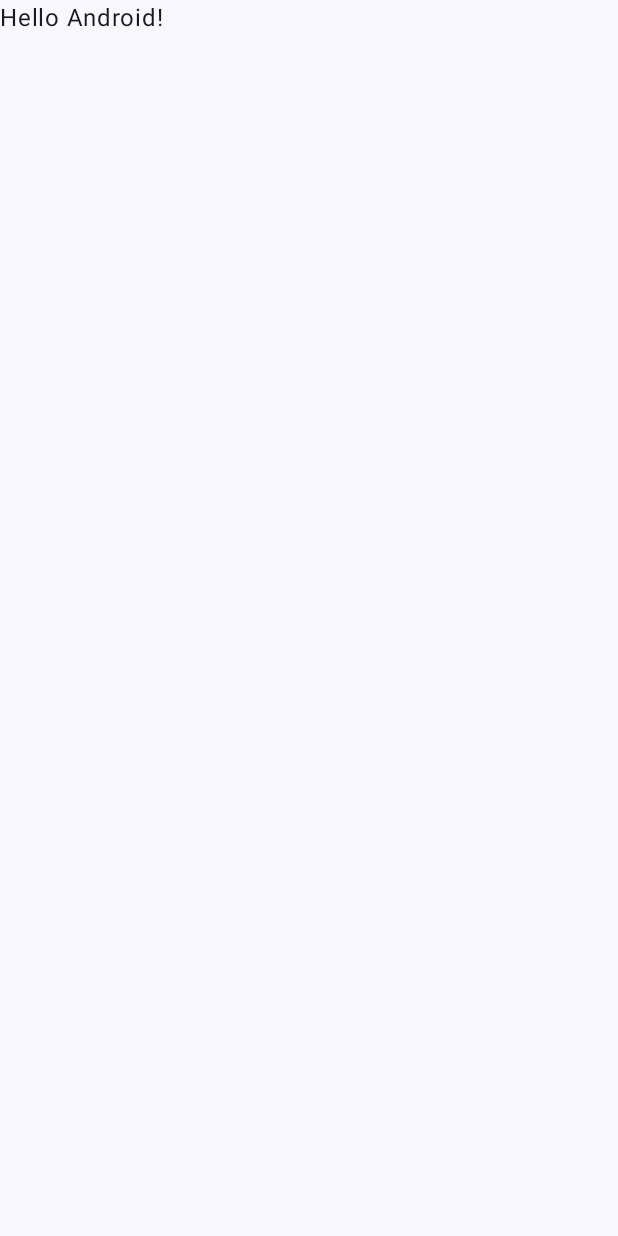
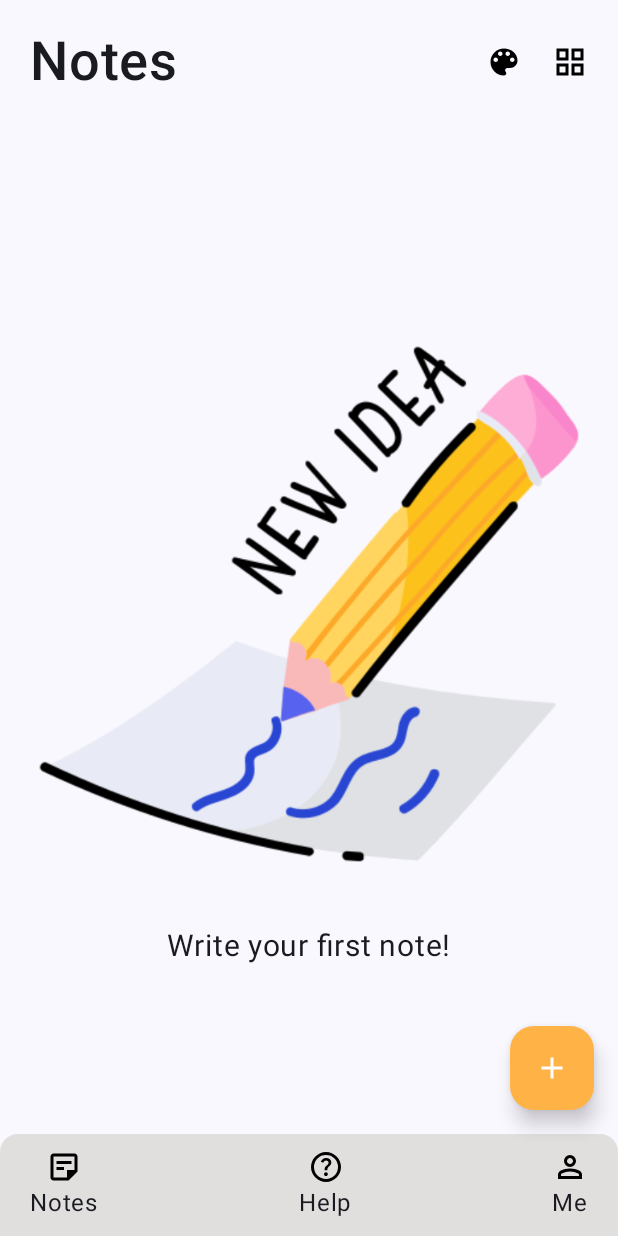
Before and after one commit to rahulbodh/ColorfulToDo, an Android app built with Jetpack Compose: the screen it shows after launch (MainActivity), on a phone screen of 412 x 824 dp. Before the commit the screen is almost empty. Run offline under Robolectric (Android 15) with nearby library versions, the phone set to English and light mode, and no system bars.

Commit message:
Created HomeScreen

```diff
--- a/app/src/main/java/com/example/colorfultodo/MainActivity.kt
+++ b/app/src/main/java/com/example/colorfultodo/MainActivity.kt
@@ -12,6 +12,7 @@ import androidx.compose.runtime.Composable
 import androidx.compose.ui.Modifier
 import androidx.compose.ui.tooling.preview.Preview
 import com.example.colorfultodo.ui.theme.ColorfulToDoTheme
+import com.example.colorfultodo.view.HomeScreen
 
 class MainActivity : ComponentActivity() {
     override fun onCreate(savedInstanceState: Bundle?) {
@@ -20,28 +21,9 @@ class MainActivity : ComponentActivity() {
         setContent {
             ColorfulToDoTheme {
                 Scaffold(modifier = Modifier.fillMaxSize()) { innerPadding ->
-                    Greeting(
-                        name = "Android",
-                        modifier = Modifier.padding(innerPadding)
-                    )
+                   HomeScreen()
                 }
             }
         }
     }
 }
-
-@Composable
-fun Greeting(name: String, modifier: Modifier = Modifier) {
-    Text(
-        text = "Hello $name!",
-        modifier = modifier
-    )
-}
-
-@Preview(showBackground = true)
-@Composable
-fun GreetingPreview() {
-    ColorfulToDoTheme {
-        Greeting("Android")
-    }
-}
--- /dev/null
+++ b/app/src/main/java/com/example/colorfultodo/model/BottomBarModel.kt
@@ -0,0 +1,6 @@
+package com.example.colorfultodo.model
+
+data class BottomBarModel(
+    val img: Int,
+    val text: String
+)
--- a/app/src/main/java/com/example/colorfultodo/ui/theme/Color.kt
+++ b/app/src/main/java/com/example/colorfultodo/ui/theme/Color.kt
@@ -9,3 +9,15 @@ val Pink80 = Color(0xFFEFB8C8)
 val Purple40 = Color(0xFF6650a4)
 val PurpleGrey40 = Color(0xFF625b71)
 val Pink40 = Color(0xFF7D5260)
+
+//screen colors
+val darkGray = Color(0xFF222222)
+val red = Color(0xFFff0000)
+val green = Color(0xFF00ff00)
+val blue = Color(0xFF0000ff)
+val yellow = Color(0xFFffff00)
+val pink = Color(0xFFff00ff)
+val violet = Color(0xFFee82ee)
+val dark_violet = Color(0xFF8b008b)
+val rose = Color(0xFFff007f)
+val gray_white = Color(0xFFE1DEDE)
--- /dev/null
+++ b/app/src/main/java/com/example/colorfultodo/view/HomeScreen.kt
@@ -0,0 +1,113 @@
+package com.example.colorfultodo.view
+
+import androidx.compose.foundation.Image
+import androidx.compose.foundation.background
+import androidx.compose.foundation.layout.Arrangement
+import androidx.compose.foundation.layout.Box
+import androidx.compose.foundation.layout.Column
+import androidx.compose.foundation.layout.Row
+import androidx.compose.foundation.layout.Spacer
+import androidx.compose.foundation.layout.fillMaxSize
+import androidx.compose.foundation.layout.fillMaxWidth
+import androidx.compose.foundation.layout.height
+import androidx.compose.foundation.layout.padding
+import androidx.compose.foundation.layout.size
+import androidx.compose.foundation.layout.width
+import androidx.compose.foundation.layout.wrapContentHeight
+import androidx.compose.foundation.shape.RoundedCornerShape
+import androidx.compose.material.icons.Icons
+import androidx.compose.material.icons.filled.Add
+import androidx.compose.material3.FloatingActionButton
+import androidx.compose.material3.FloatingActionButtonDefaults
+import androidx.compose.material3.Icon
+import androidx.compose.material3.Scaffold
+import androidx.compose.material3.Text
+import androidx.compose.runtime.Composable
+import androidx.compose.ui.Alignment
+import androidx.compose.ui.Modifier
+import androidx.compose.ui.graphics.Color
+import androidx.compose.ui.res.painterResource
+import androidx.compose.ui.text.font.FontWeight
+import androidx.compose.ui.tooling.preview.Preview
+import androidx.compose.ui.unit.dp
+import androidx.compose.ui.unit.sp
+import com.example.colorfultodo.R
+import com.example.colorfultodo.model.BottomBarModel
+import com.example.colorfultodo.ui.theme.gray_white
+
+@Preview
+@Composable
+fun HomeScreen() {
+    Scaffold (
+        Modifier,
+        topBar = {
+            Row(
+                Modifier.fillMaxWidth()
+                    .padding(horizontal = 20.dp)
+                    .padding(vertical = 20.dp),
+                verticalAlignment = Alignment.CenterVertically
+            ) {
+                Text(text = "Notes", modifier = Modifier, fontWeight = FontWeight.W600, fontSize = 36.sp)
+                Spacer(modifier = Modifier.weight(1f))
+                Row {
+                    Image( painter = painterResource(id = R.drawable.baseline_color_lens_24),
+                        contentDescription = null)
+                    Spacer(modifier = Modifier.width(20.dp))
+                    Image( painter = painterResource(id = R.drawable.outline_grid_view_24),
+                        contentDescription = null)
+                }
+            }
+
+        },
+        bottomBar = {
+            val data = listOf(
+                BottomBarModel(R.drawable.outline_sticky_note_2_24 , "Notes"),
+                BottomBarModel(R.drawable.outline_help_24 , "Help"),
+                BottomBarModel(R.drawable.outline_person_24 , "Me")
+            )
+            Row (Modifier.fillMaxWidth()
+                .wrapContentHeight()
+                .background(color = gray_white, shape = RoundedCornerShape(topStart = 12.dp , topEnd = 12.dp))
+                .padding(vertical = 10.dp , horizontal = 20.dp),
+                horizontalArrangement = Arrangement.SpaceBetween
+            ){
+                data.forEach {
+                    Column (
+                        Modifier,
+                        horizontalAlignment = Alignment.CenterHorizontally
+                    ){
+                        Image(
+                            painter = painterResource(id = it.img),
+                            contentDescription = null
+                        )
+                        Text(it.text)
+                    }
+                }
+            }
+
+        },
+        floatingActionButton = {
+            FloatingActionButton(
+                onClick = { /* do something */ },
+                Modifier,
+                containerColor = Color(0xffFFB347),
+                elevation = FloatingActionButtonDefaults.elevation(8.dp)
+            ) {
+                Icon(Icons.Filled.Add, "Localized description" , tint = Color.White)
+            }
+        }
+    ){
+        Box(Modifier.padding(it).fillMaxSize(),
+            contentAlignment = Alignment.Center) {
+            Column(
+                Modifier.fillMaxWidth(),
+                horizontalAlignment = Alignment.CenterHorizontally
+            ) {
+                Image(painterResource(R.drawable.content_writing),
+                    contentDescription = null)
+                Text("Write your first note!" , Modifier.padding(top = 10.dp) , fontSize = 20.sp)
+            }
+
+        }
+    }
+}
--- /dev/null
+++ b/app/src/main/res/drawable/baseline_color_lens_24.xml
@@ -0,0 +1,5 @@
+<vector xmlns:android="http://schemas.android.com/apk/res/android" android:height="24dp" android:tint="#000000" android:viewportHeight="24" android:viewportWidth="24" android:width="24dp">
+
+    <path android:fillColor="@android:color/white" android:pathData="M12,3c-4.97,0 -9,4.03 -9,9s4.03,9 9,9c0.83,0 1.5,-0.67 1.5,-1.5 0,-0.39 -0.15,-0.74 -0.39,-1.01 -0.23,-0.26 -0.38,-0.61 -0.38,-0.99 0,-0.83 0.67,-1.5 1.5,-1.5L16,16c2.76,0 5,-2.24 5,-5 0,-4.42 -4.03,-8 -9,-8zM6.5,12c-0.83,0 -1.5,-0.67 -1.5,-1.5S5.67,9 6.5,9 8,9.67 8,10.5 7.33,12 6.5,12zM9.5,8C8.67,8 8,7.33 8,6.5S8.67,5 9.5,5s1.5,0.67 1.5,1.5S10.33,8 9.5,8zM14.5,8c-0.83,0 -1.5,-0.67 -1.5,-1.5S13.67,5 14.5,5s1.5,0.67 1.5,1.5S15.33,8 14.5,8zM17.5,12c-0.83,0 -1.5,-0.67 -1.5,-1.5S16.67,9 17.5,9s1.5,0.67 1.5,1.5 -0.67,1.5 -1.5,1.5z"/>
+
+</vector>
--- /dev/null
+++ b/app/src/main/res/drawable/outline_grid_view_24.xml
@@ -0,0 +1,5 @@
+<vector xmlns:android="http://schemas.android.com/apk/res/android" android:height="24dp" android:tint="#000000" android:viewportHeight="960" android:viewportWidth="960" android:width="24dp">
+
+    <path android:fillColor="@android:color/white" android:pathData="M120,440L120,120L440,120L440,440L120,440ZM120,840L120,520L440,520L440,840L120,840ZM520,440L520,120L840,120L840,440L520,440ZM520,840L520,520L840,520L840,840L520,840ZM200,360L360,360L360,200L200,200L200,360ZM600,360L760,360L760,200L600,200L600,360ZM600,760L760,760L760,600L600,600L600,760ZM200,760L360,760L360,600L200,600L200,760ZM600,360L600,360L600,360L600,360ZM600,600L600,600L600,600L600,600ZM360,600L360,600L360,600L360,600ZM360,360L360,360L360,360L360,360Z"/>
+
+</vector>
--- /dev/null
+++ b/app/src/main/res/drawable/outline_help_24.xml
@@ -0,0 +1,5 @@
+<vector xmlns:android="http://schemas.android.com/apk/res/android" android:autoMirrored="true" android:height="24dp" android:tint="#000000" android:viewportHeight="960" android:viewportWidth="960" android:width="24dp">
+
+    <path android:fillColor="@android:color/white" android:pathData="M478,720Q499,720 513.5,705.5Q528,691 528,670Q528,649 513.5,634.5Q499,620 478,620Q457,620 442.5,634.5Q428,649 428,670Q428,691 442.5,705.5Q457,720 478,720ZM442,566L516,566Q516,533 523.5,514Q531,495 566,462Q592,436 607,412.5Q622,389 622,356Q622,300 581,270Q540,240 484,240Q427,240 391.5,270Q356,300 342,342L408,368Q413,350 430.5,329Q448,308 484,308Q516,308 532,325.5Q548,343 548,364Q548,384 536,401.5Q524,419 506,434Q462,473 452,493Q442,513 442,566ZM480,880Q397,880 324,848.5Q251,817 197,763Q143,709 111.5,636Q80,563 80,480Q80,397 111.5,324Q143,251 197,197Q251,143 324,111.5Q397,80 480,80Q563,80 636,111.5Q709,143 763,197Q817,251 848.5,324Q880,397 880,480Q880,563 848.5,636Q817,709 763,763Q709,817 636,848.5Q563,880 480,880ZM480,800Q614,800 707,707Q800,614 800,480Q800,346 707,253Q614,160 480,160Q346,160 253,253Q160,346 160,480Q160,614 253,707Q346,800 480,800ZM480,480Q480,480 480,480Q480,480 480,480Q480,480 480,480Q480,480 480,480Q480,480 480,480Q480,480 480,480Q480,480 480,480Q480,480 480,480Z"/>
+
+</vector>
--- /dev/null
+++ b/app/src/main/res/drawable/outline_person_24.xml
@@ -0,0 +1,5 @@
+<vector xmlns:android="http://schemas.android.com/apk/res/android" android:height="24dp" android:tint="#000000" android:viewportHeight="960" android:viewportWidth="960" android:width="24dp">
+
+    <path android:fillColor="@android:color/white" android:pathData="M480,480Q414,480 367,433Q320,386 320,320Q320,254 367,207Q414,160 480,160Q546,160 593,207Q640,254 640,320Q640,386 593,433Q546,480 480,480ZM160,800L160,688Q160,654 177.5,625.5Q195,597 224,582Q286,551 350,535.5Q414,520 480,520Q546,520 610,535.5Q674,551 736,582Q765,597 782.5,625.5Q800,654 800,688L800,800L160,800ZM240,720L720,720L720,688Q720,677 714.5,668Q709,659 700,654Q646,627 591,613.5Q536,600 480,600Q424,600 369,613.5Q314,627 260,654Q251,659 245.5,668Q240,677 240,688L240,720ZM480,400Q513,400 536.5,376.5Q560,353 560,320Q560,287 536.5,263.5Q513,240 480,240Q447,240 423.5,263.5Q400,287 400,320Q400,353 423.5,376.5Q447,400 480,400ZM480,320Q480,320 480,320Q480,320 480,320Q480,320 480,320Q480,320 480,320Q480,320 480,320Q480,320 480,320Q480,320 480,320Q480,320 480,320ZM480,720L480,720Q480,720 480,720Q480,720 480,720Q480,720 480,720Q480,720 480,720Q480,720 480,720Q480,720 480,720Q480,720 480,720Q480,720 480,720L480,720Z"/>
+
+</vector>
--- /dev/null
+++ b/app/src/main/res/drawable/outline_sticky_note_2_24.xml
@@ -0,0 +1,5 @@
+<vector xmlns:android="http://schemas.android.com/apk/res/android" android:autoMirrored="true" android:height="24dp" android:tint="#000000" android:viewportHeight="960" android:viewportWidth="960" android:width="24dp">
+
+    <path android:fillColor="@android:color/white" android:pathData="M200,760L560,760L560,560L760,560L760,200Q760,200 760,200Q760,200 760,200L200,200Q200,200 200,200Q200,200 200,200L200,760Q200,760 200,760Q200,760 200,760ZM200,840Q167,840 143.5,816.5Q120,793 120,760L120,200Q120,167 143.5,143.5Q167,120 200,120L760,120Q793,120 816.5,143.5Q840,167 840,200L840,600L600,840L200,840ZM280,560L280,480L480,480L480,560L280,560ZM280,400L280,320L680,320L680,400L280,400ZM200,760L200,760L200,560L200,200Q200,200 200,200Q200,200 200,200L200,200Q200,200 200,200Q200,200 200,200L200,760Q200,760 200,760Q200,760 200,760Z"/>
+
+</vector>
```
Also changed, not shown: app/src/main/res/drawable/content_writing.png (added).
